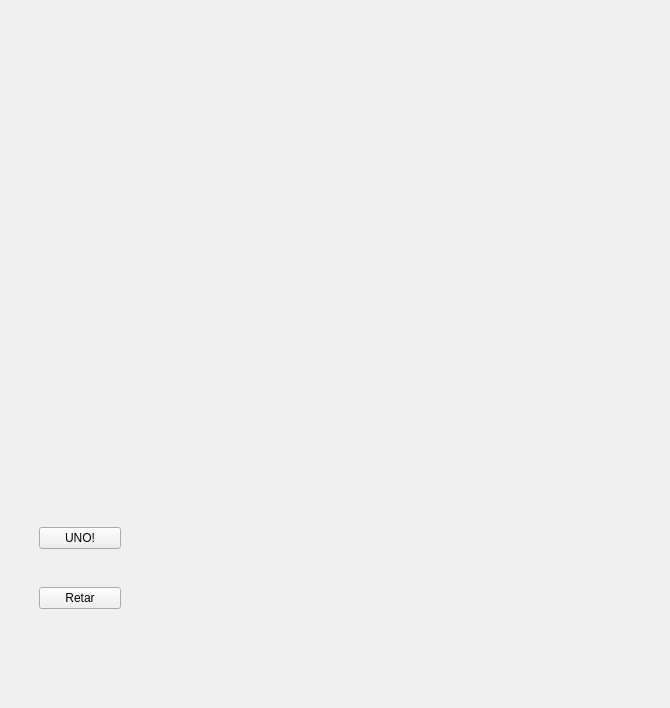
Old version of the form Practica1-1s-2026-EDD/pantallajuego.ui in the repository DanielRodriguezCUNOC/Practica-1-1S--2026-EDD; both pictures show x 0 to 670 and y 0 to 708 of the 1080 by 840 pixel window.
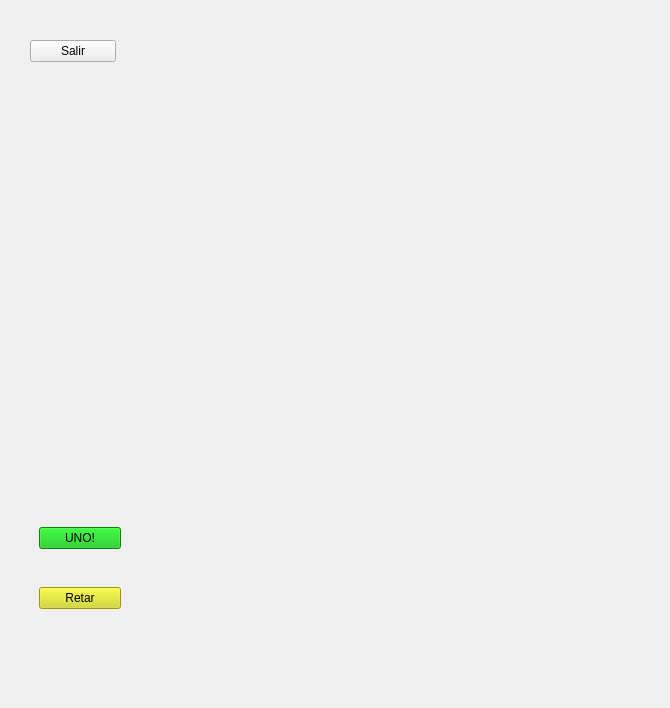
New version of the form. Custom widgets are drawn as their Qt base class.

Patch:
```diff
--- a/Practica1-1s-2026-EDD/pantallajuego.ui
+++ b/Practica1-1s-2026-EDD/pantallajuego.ui
@@ -38,6 +38,69 @@
            <height>16777215</height>
           </size>
          </property>
+         <widget class="QWidget" name="">
+          <property name="geometry">
+           <rect>
+            <x>10</x>
+            <y>10</y>
+            <width>510</width>
+            <height>456</height>
+           </rect>
+          </property>
+          <layout class="QVBoxLayout" name="verticalLayout_7">
+           <item>
+            <layout class="QHBoxLayout" name="horizontalLayout_3">
+             <item>
+              <widget class="QWidget" name="widget_3" native="true">
+               <layout class="QVBoxLayout" name="verticalLayout_6">
+                <item>
+                 <widget class="BotonAnimado" name="pushButton_3">
+                  <property name="text">
+                   <string>Salir</string>
+                  </property>
+                 </widget>
+                </item>
+               </layout>
+              </widget>
+             </item>
+             <item>
+              <widget class="QWidget" name="widget_8" native="true">
+               <property name="minimumSize">
+                <size>
+                 <width>400</width>
+                 <height>0</height>
+                </size>
+               </property>
+              </widget>
+             </item>
+            </layout>
+           </item>
+           <item>
+            <layout class="QHBoxLayout" name="horizontalLayout_4">
+             <item>
+              <widget class="QWidget" name="widget_7" native="true">
+               <property name="minimumSize">
+                <size>
+                 <width>150</width>
+                 <height>350</height>
+                </size>
+               </property>
+              </widget>
+             </item>
+             <item>
+              <widget class="QWidget" name="pilaCartas" native="true">
+               <property name="minimumSize">
+                <size>
+                 <width>350</width>
+                 <height>390</height>
+                </size>
+               </property>
+              </widget>
+             </item>
+            </layout>
+           </item>
+          </layout>
+         </widget>
         </widget>
        </item>
        <item>
@@ -88,6 +151,11 @@
               <layout class="QVBoxLayout" name="verticalLayout_2">
                <item>
                 <widget class="BotonAnimado" name="pushButton_2">
+                 <property name="styleSheet">
+                  <string notr="true">Background-color: rgb(4, 187, 10);
+color:black;
+</string>
+                 </property>
                  <property name="text">
                   <string>UNO!</string>
                  </property>
@@ -108,6 +176,10 @@
                </item>
                <item>
                 <widget class="BotonAnimado" name="pushButton">
+                 <property name="styleSheet">
+                  <string notr="true">Background-color: rgb(210, 215, 17);
+color: black;</string>
+                 </property>
                  <property name="text">
                   <string>Retar</string>
                  </property>
@@ -151,7 +223,7 @@
            </layout>
           </item>
           <item>
-           <widget class="QWidget" name="widget_3" native="true">
+           <widget class="QWidget" name="manoJugadorWidget" native="true">
             <property name="minimumSize">
              <size>
               <width>900</width>
```
Left out of the diff: 10 changed lines with no effect on the pictures.
